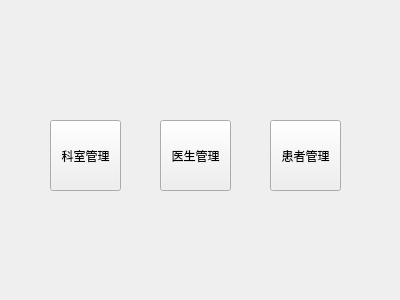
This is welcomview.ui in Ciky03/QT_lab3 as Qt 5 draws it before an edit. The edited form follows.
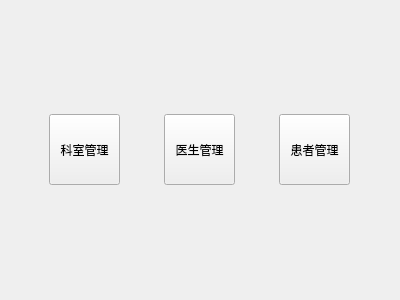
This is the edited form.

Diff of the .ui file:
```diff
--- a/welcomview.ui
+++ b/welcomview.ui
@@ -13,45 +13,65 @@
   <property name="windowTitle">
    <string>欢迎</string>
   </property>
+  <layout class="QHBoxLayout" name="horizontalLayout">
+   <item>
   <widget class="QPushButton" name="pushButton">
-   <property name="geometry">
-    <rect>
-     <x>50</x>
-     <y>120</y>
+     <property name="minimumSize">
+      <size>
      <width>71</width>
      <height>71</height>
-    </rect>
+      </size>
+     </property>
+     <property name="maximumSize">
+      <size>
+       <width>71</width>
+       <height>71</height>
+      </size>
    </property>
    <property name="text">
     <string>科室管理</string>
    </property>
   </widget>
+   </item>
+   <item>
   <widget class="QPushButton" name="pushButton_2">
-   <property name="geometry">
-    <rect>
-     <x>160</x>
-     <y>120</y>
+     <property name="minimumSize">
+      <size>
      <width>71</width>
      <height>71</height>
-    </rect>
+      </size>
+     </property>
+     <property name="maximumSize">
+      <size>
+       <width>71</width>
+       <height>71</height>
+      </size>
    </property>
    <property name="text">
     <string>医生管理</string>
    </property>
   </widget>
+   </item>
+   <item>
   <widget class="QPushButton" name="pushButton_3">
-   <property name="geometry">
-    <rect>
-     <x>270</x>
-     <y>120</y>
+     <property name="minimumSize">
+      <size>
      <width>71</width>
      <height>71</height>
-    </rect>
+      </size>
+     </property>
+     <property name="maximumSize">
+      <size>
+       <width>71</width>
+       <height>71</height>
+      </size>
    </property>
    <property name="text">
     <string>患者管理</string>
    </property>
   </widget>
+   </item>
+  </layout>
  </widget>
  <resources/>
  <connections/>
```
Lines whose indentation alone changed are shown as unchanged.
